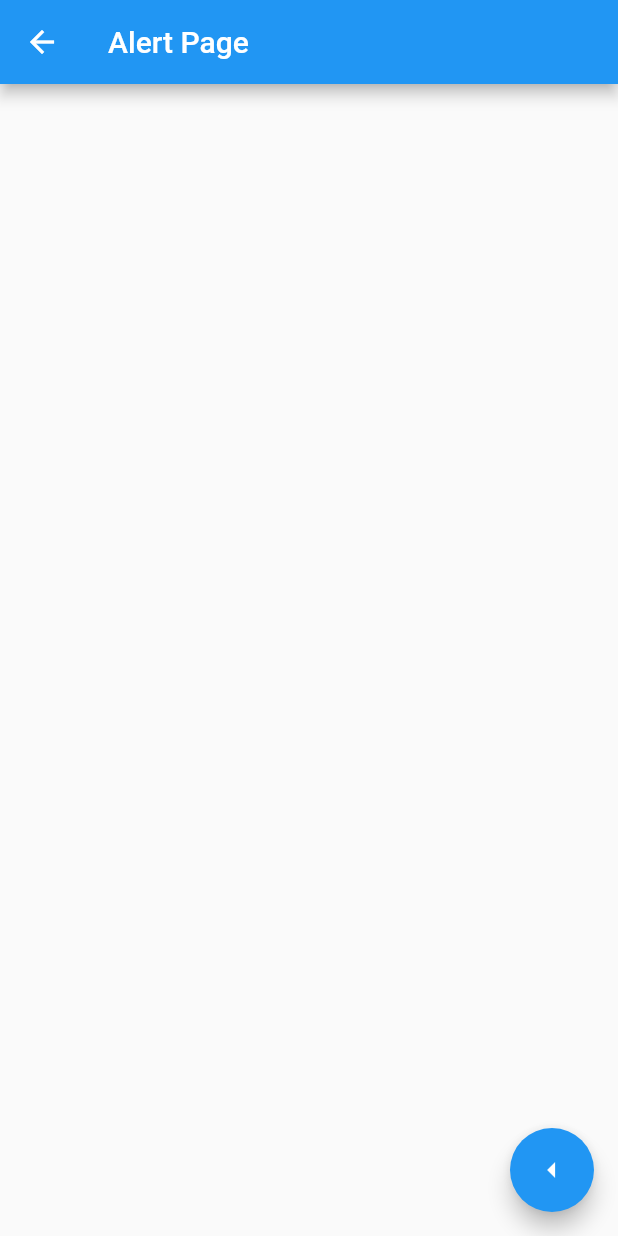
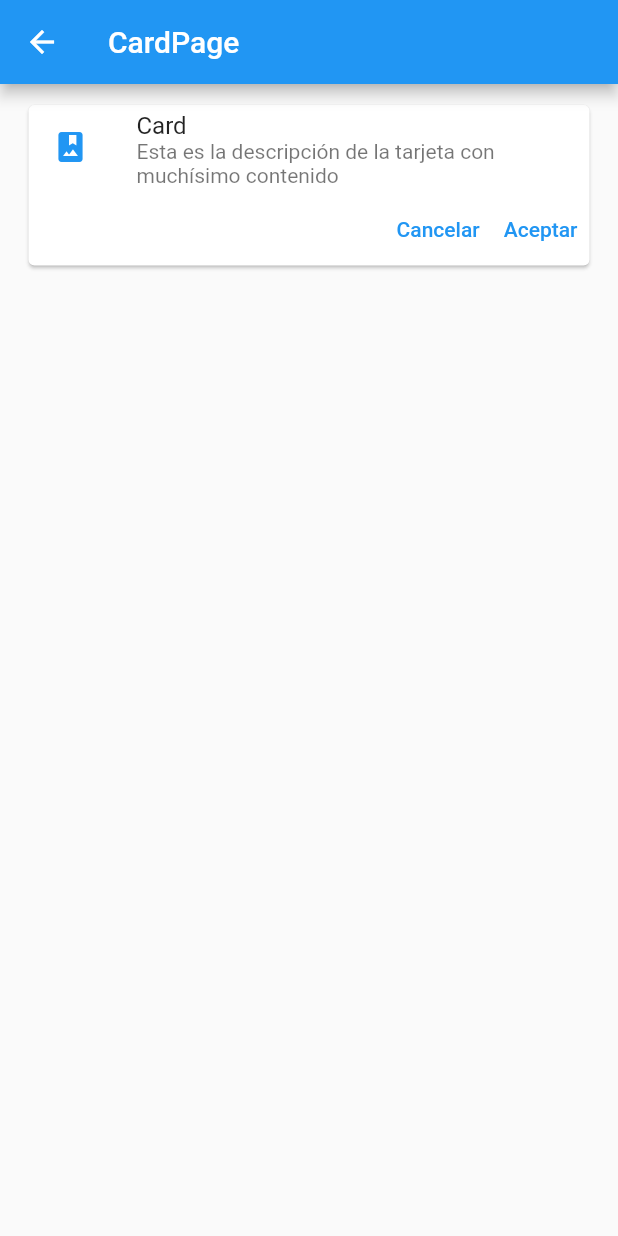
Before and after one commit to mishrole/Flutter_Componentes, a Flutter app: the screen it shows after launch, after a tap on an icon or button, on a phone screen of 412 x 824 dp. Run offline on Flutter 3.47's test engine with Material 2 defaults, Android fonts, the phone set to English and light mode, and no system bars.

Commit message:
[Fix]: Card route + [Add]: Card

```diff
--- /dev/null
+++ b/lib/src/pages/card_page.dart
@@ -0,0 +1,41 @@
+import 'package:flutter/material.dart';
+
+class CardPage extends StatelessWidget {
+
+  @override
+  Widget build(BuildContext context) {
+    return Scaffold(
+      appBar: AppBar(title: Text('CardPage')),
+      body: ListView(
+        // padding: EdgeInsets.all(20),
+        padding: EdgeInsets.symmetric(horizontal: 15.0, vertical: 10.0),
+        children: <Widget>[
+          _cardTipo1()
+        ]
+      ),
+    );
+  }
+}
+
+Widget _cardTipo1() {
+  return Card(
+    child: Column(children: [
+      ListTile(
+        leading: Icon(Icons.photo_album, color: Colors.blue),
+        title: Text('Card'),
+        subtitle: Text('Esta es la descripción de la tarjeta con muchísimo contenido'),
+      ),
+      Row(
+        children: <Widget>[
+          TextButton(child: Text('Cancelar'),
+            onPressed: () {},
+          ),
+          TextButton(child: Text('Aceptar'),
+            onPressed: () {},
+          ),
+        ],
+        mainAxisAlignment: MainAxisAlignment.end,
+      )
+    ],)
+  );
+}
--- a/lib/src/routes/routes.dart
+++ b/lib/src/routes/routes.dart
@@ -1,5 +1,6 @@
 import 'package:componentes/src/pages/alert_page.dart';
 import 'package:componentes/src/pages/avatar_page.dart';
+import 'package:componentes/src/pages/card_page.dart';
 import 'package:componentes/src/pages/home_page.dart';
 import 'package:flutter/cupertino.dart';
 
@@ -8,5 +9,6 @@ Map<String, WidgetBuilder> getApplicationRoutes() {
     '/' : (BuildContext context) => HomePage(),
     'alert' : (BuildContext context) => AlertPage(),
     'avatar' : (BuildContext context) => AvatarPage(),
+    'card' : (BuildContext context) => CardPage(),
   };
 }
```
